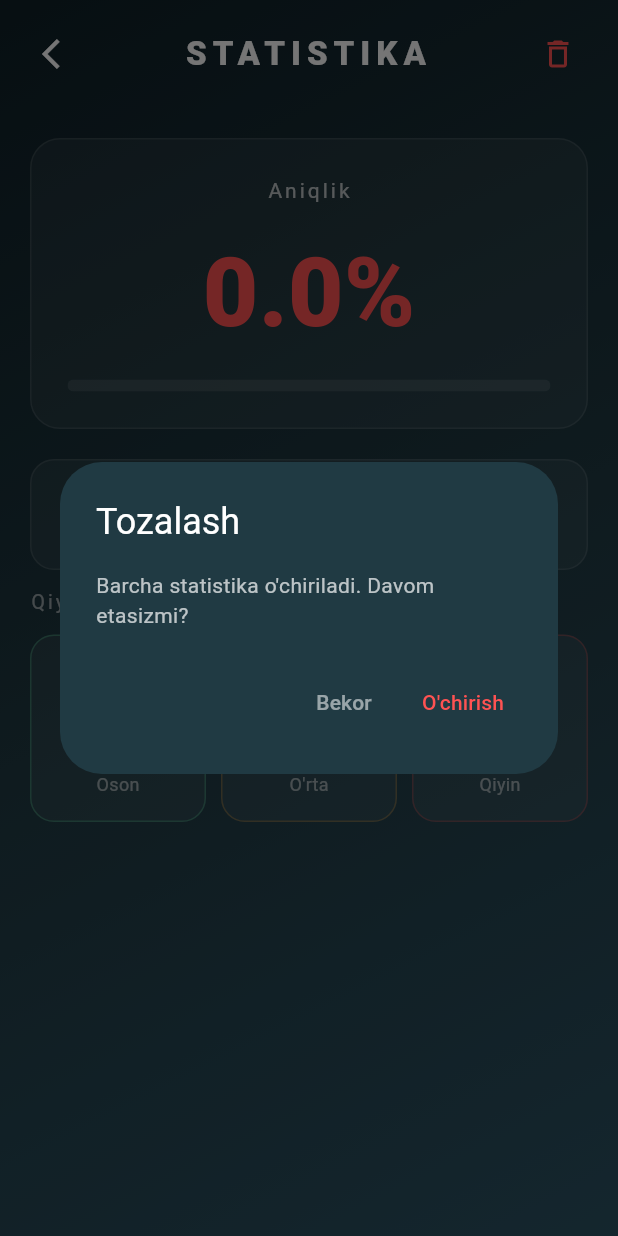
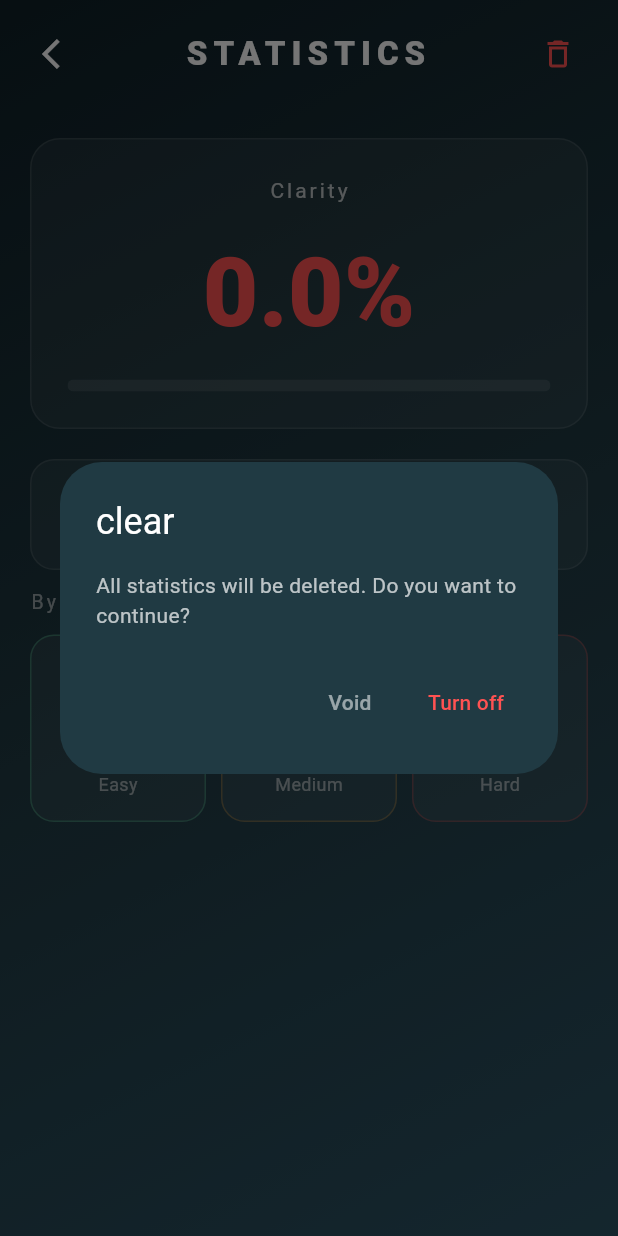
Before and after one commit to bekcoding5/matematik_quiz, a Flutter app: the StatisticsScreen screen opened directly, after a tap on the "delete outline" icon, on a phone screen of 412 x 824 dp. Run offline on Flutter 3.47's test engine with Material 3 defaults, Android fonts, the phone set to English and light mode, and no system bars; our stand-ins replace audioplayers, shared_preferences; accounts and stored records are empty.

Commit message:
Til ingiliz tiliga uti

```diff
--- a/lib/main.dart
+++ b/lib/main.dart
@@ -128,7 +128,7 @@ class MainScreen extends StatelessWidget {
                 ),
               ),
               const Text(
-                "Miyangizni maksimal darajada ishlating",
+                "Use your brain to the fullest",
                 style: TextStyle(color: Colors.cyanAccent, fontSize: 12),
               ),
               const SizedBox(height: 80),
@@ -144,7 +144,7 @@ class MainScreen extends StatelessWidget {
               // ✅ STATISTIKA — oddiy kichik button
               _actionBtn(
                 context,
-                "STATISTIKA",
+            "STATISTICS",
                 Icons.bar_chart_rounded,
                 () => Navigator.push(
                   context,
--- a/lib/screens/game.dart
+++ b/lib/screens/game.dart
@@ -185,7 +185,7 @@ class _GameScreenState extends State<GameScreen> {
                   mainAxisAlignment: MainAxisAlignment.spaceBetween,
                   children: [
                     Text(
-                      "SAVOL: ${_currentIndex + 1}/${widget.totalQuestions}",
+                      "Question: ${_currentIndex + 1}/${widget.totalQuestions}",
                       style: const TextStyle(
                         fontWeight: FontWeight.bold,
                         color: Colors.white,
--- a/lib/screens/set_up.dart
+++ b/lib/screens/set_up.dart
@@ -21,7 +21,7 @@ class _SetupScreenState extends State<SetupScreen> {
     return Scaffold(
       backgroundColor: const Color(0xFF0F2027),
       appBar: AppBar(
-        title: const Text("SOZLAMALAR"),
+        title: const Text("Setting"),
         backgroundColor: Colors.transparent,
       ),
       body: Padding(
@@ -29,21 +29,21 @@ class _SetupScreenState extends State<SetupScreen> {
         child: Column(
           children: [
             _optionTile(
-              "QIYINLIK",
-              ["Oson", "O'rta", "Qiyin"],  // ✅ tuzatildi
+              "Difficulty",
+              ["Easy", "Medium", "Hard"],  // ✅ tuzatildi
               _diff,
               (v) => setState(() => _diff = v),
             ),
             const SizedBox(height: 15),
             _optionTile(
-              "VAQT (sekund)",
+          "TIME (seconds)",
               [15, 30, 45],
               _time,
               (v) => setState(() => _time = v),
             ),
             const SizedBox(height: 15),
             _optionTile(
-              "SAVOLLAR SONI",
+           "NUMBER OF QUESTIONS",
               [5, 10, 20],
               _count,
               (v) => setState(() => _count = v),
@@ -78,7 +78,7 @@ class _SetupScreenState extends State<SetupScreen> {
             vertical: 20,
           ),
           child: const Text(
-            "O'YINNI BOSHLASH",
+           "START GAME",
             style: TextStyle(
               fontSize: 20,
               fontWeight: FontWeight.bold,
--- a/lib/screens/statistics_screen.dart
+++ b/lib/screens/statistics_screen.dart
@@ -60,7 +60,7 @@ class _StatisticsScreenState extends State<StatisticsScreen> {
                           ),
                           const Expanded(
                             child: Text(
-                              "STATISTIKA",
+                             "STATISTICS",
                               textAlign: TextAlign.center,
                               style: TextStyle(
                                 fontSize: 22,
@@ -89,19 +89,19 @@ class _StatisticsScreenState extends State<StatisticsScreen> {
                             // Umumiy o'yinlar
                             _statCard(
                               icon: Icons.sports_esports,
-                              title: "Umumiy o'yinlar",
+                              title:"General games",
                               value: "${_stats['totalGames']}",
                               color: Colors.cyanAccent,
                             ),
                             const SizedBox(height: 12),
                             // Qiyinlik bo'yicha
-                            _sectionTitle("Qiyinlik bo'yicha"),
+                            _sectionTitle("By difficulty"),
                             const SizedBox(height: 12),
                             Row(
                               children: [
                                 Expanded(
                                   child: _difficultyCard(
-                                    label: "Oson",
+                                    label: "Easy",
                                     value: "${_stats['easyGames']}",
                                     color: Colors.greenAccent,
                                     icon: Icons.sentiment_satisfied_alt,
@@ -110,7 +110,7 @@ class _StatisticsScreenState extends State<StatisticsScreen> {
                                 const SizedBox(width: 10),
                                 Expanded(
                                   child: _difficultyCard(
-                                    label: "O'rta",
+                                    label: "Medium",
                                     value: "${_stats['mediumGames']}",
                                     color: Colors.orangeAccent,
                                     icon: Icons.sentiment_neutral,
@@ -119,7 +119,7 @@ class _StatisticsScreenState extends State<StatisticsScreen> {
                                 const SizedBox(width: 10),
                                 Expanded(
                                   child: _difficultyCard(
-                                    label: "Qiyin",
+                                    label: "Hard",
                                     value: "${_stats['hardGames']}",
                                     color: Colors.redAccent,
                                     icon: Icons.sentiment_very_dissatisfied,
@@ -157,7 +157,7 @@ class _StatisticsScreenState extends State<StatisticsScreen> {
       child: Column(
         children: [
           const Text(
-            "Aniqlik",
+            "Clarity",
             style: TextStyle(
               color: Colors.white70,
               fontSize: 14,
@@ -278,22 +278,22 @@ class _StatisticsScreenState extends State<StatisticsScreen> {
       context: context,
       builder: (_) => AlertDialog(
         backgroundColor: const Color(0xFF203A43),
-        title: const Text("Tozalash", style: TextStyle(color: Colors.white)),
+        title: const Text("clear", style: TextStyle(color: Colors.white)),
         content: const Text(
-          "Barcha statistika o'chiriladi. Davom etasizmi?",
+         "All statistics will be deleted. Do you want to continue?",
           style: TextStyle(color: Colors.white70),
         ),
         actions: [
           TextButton(
             onPressed: () => Navigator.pop(context),
-            child: const Text("Bekor", style: TextStyle(color: Colors.white54)),
+            child: const Text("Void", style: TextStyle(color: Colors.white54)),
           ),
           TextButton(
             onPressed: () {
               Navigator.pop(context);
               _clearStats();
             },
-            child: const Text("O'chirish", style: TextStyle(color: Colors.redAccent)),
+            child: const Text("Turn off", style: TextStyle(color: Colors.redAccent)),
           ),
         ],
       ),
```
Also changed, not shown: lib/screens/result_page.dart (+7 -7 lines).
